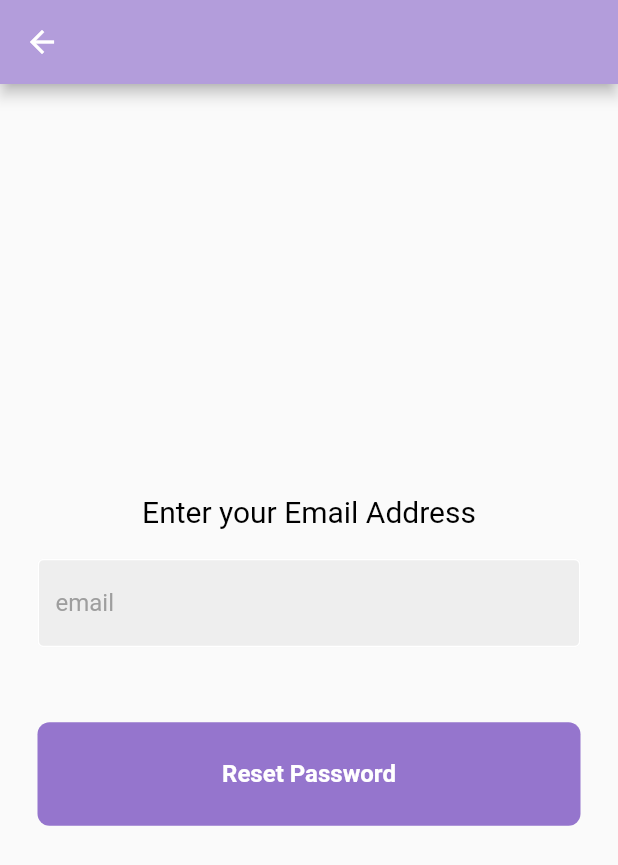
After one commit to sanushcj/BrewApps-Task, a Flutter app: the screen it shows after launch, after a tap on "Forgot Password?", on a phone screen of 412 x 824 dp. The commit adds this screen. Shown: the top 865 px of the screen. Run offline on Flutter 3.47's test engine with Material 2 defaults, Android fonts, the phone set to English and light mode, and no system bars; our stand-ins replace firebase_auth, firebase_core, get; accounts and stored records are empty.

Commit message:
task completed Sucessfully

```diff
--- /dev/null
+++ b/lib/controller/authentication/forgotpass/forgotpasswordcontroller.dart
@@ -0,0 +1,24 @@
+import 'package:brewapp_task/view/login/loginscreen.dart';
+import 'package:firebase_auth/firebase_auth.dart';
+import 'package:flutter/widgets.dart';
+import 'package:get/get.dart';
+
+class ForgotPasswordController extends GetxController {
+
+  final _auth = FirebaseAuth.instance;
+  TextEditingController forgotpassController = TextEditingController();
+
+  resetUserPassword({required String email}) async {
+    try {
+      _auth.sendPasswordResetEmail(email: email);
+      Get.snackbar(
+          'Password Reset mail send Sucessfully', 'Please Check your Mail');
+      forgotpassController.dispose();
+      Get.offAll(() => LoginScreen());
+    } on FirebaseAuthException catch (e) {
+      Get.snackbar('Please check your mail', '$e',
+          duration: const Duration(seconds: 3));
+      forgotpassController.dispose();
+    }
+  }
+}
--- a/lib/controller/authentication/signup/signupcontroller.dart
+++ b/lib/controller/authentication/signup/signupcontroller.dart
@@ -16,5 +16,10 @@ class SignUpController extends GetxController {
 
   void registerUser({required String email, required String pass}) {
     AuthenticationRepo.instance.createUserWithEmailAndPassword(email, pass);
+    signupUsernameController.clear();
+    signupConfirmPasswordController.clear();
+    signupPasswordController.clear();
+    signupEmailController.clear();
+
   }
 }
--- a/lib/controller/home/homescreen.dart
+++ b/lib/controller/home/homescreen.dart
@@ -1,4 +1,5 @@
 import 'dart:convert';
+import 'package:brewapp_task/controller/home/api_endpoints.dart';
 import 'package:http/http.dart' as http;
 import 'package:brewapp_task/model/allphotos.dart';
 import 'package:get/get.dart';
@@ -16,7 +17,7 @@ class AllPhotosController extends GetxController {
 
   getphotos() async {
     var allPhotos =
-        'https://api.unsplash.com/photos?per_page=30&client_id=CcpTYnSLHfdXQoyEx58HrRs_-lHX1LZ4XkCSEzGzDSs';
+        'https://api.unsplash.com/photos?per_page=35&client_id=$apiendpoint';
     var imgReady = await http.get(Uri.parse(allPhotos));
     try {
       if (imgReady.statusCode == 200) {
--- a/lib/core/const/constants.dart
+++ b/lib/core/const/constants.dart
@@ -25,7 +25,7 @@ const SizedBox rrheight15 = SizedBox(
   height: 15,
 );
 const SizedBox rrheight20 = SizedBox(
-  width: 20,
+  height: 20,
 );
 
 const SizedBox rrheight50 = SizedBox(
--- /dev/null
+++ b/lib/view/forgotpass/forgotpass.dart
@@ -0,0 +1,62 @@
+import 'package:brewapp_task/controller/authentication/forgotpass/forgotpasswordcontroller.dart';
+import 'package:brewapp_task/core/colors/colors.dart';
+import 'package:brewapp_task/core/const/constants.dart';
+import 'package:flutter/material.dart';
+import 'package:get/get.dart';
+
+import '../widgets/mytextfield.dart';
+import '../widgets/signinbutton.dart';
+
+class ForgotPasswordPage extends StatelessWidget {
+  ForgotPasswordPage({super.key});
+  ForgotPasswordController _controller = Get.put(ForgotPasswordController());
+  final _myformkey = GlobalKey<FormState>();
+
+  @override
+  Widget build(BuildContext context) {
+    return Scaffold(
+      backgroundColor: Colors.deepPurple[250],
+      appBar: AppBar(
+        backgroundColor: Colors.deepPurple[200],
+      ),
+      body: Column(
+        mainAxisAlignment: MainAxisAlignment.center,
+        children: [
+          const Text('Enter your Email Address',
+              style: TextStyle(color: premiumBlack, fontSize: 20)),
+          rrheight20,
+          Form(key: _myformkey,
+            child: MyTextField(
+              validator: (value) {
+                if (value!.isEmpty) {
+                  return 'please Enter your Email';
+                }
+                if (!RegExp(
+                        r"^[a-zA-Z0-9.a-zA-Z0-9.!#$%&'*+-/=?^_`{|}~]+@[a-zA-Z0-9]+\.[a-zA-Z]+")
+                    .hasMatch(value)) {
+                  return 'please enter valid email';
+                }
+                return null;
+              },
+              controller: _controller.forgotpassController,
+              hintText: 'email',
+              obscureText: false,
+            ),
+          ),
+          rrheight50,
+          SignInButton(
+            onTap: () {
+              if (_myformkey.currentState!.validate()) {
+                _controller.resetUserPassword(
+                  email: _controller.forgotpassController.text.trim(),
+                );
+              }
+            },
+            colorbutton: const Color.fromARGB(255, 149, 117, 205),
+            title: 'Reset Password',
+          )
+        ],
+      ),
+    );
+  }
+}
--- a/lib/view/login/loginscreen.dart
+++ b/lib/view/login/loginscreen.dart
@@ -4,6 +4,7 @@ import 'package:brewapp_task/core/const/constants.dart';
 import 'package:brewapp_task/view/signup/signup.dart';
 import 'package:flutter/material.dart';
 import 'package:get/get.dart';
+import '../forgotpass/forgotpass.dart';
 import '../widgets/mytextfield.dart';
 import '../widgets/signinbutton.dart';
 
@@ -24,13 +25,15 @@ class LoginScreen extends StatelessWidget {
               mainAxisAlignment: MainAxisAlignment.center,
               children: [
                 rrheight50,
-                SizedBox(
+                const SizedBox(
                     height: 100,
                     width: 200,
-                    child: Image.asset(
-                      'assets/imgs/cropped-Logo1-156x80.png',
-                      fit: BoxFit.fill,
-                    )),
+                    child: Icon(Icons.military_tech,size: 100,),
+                    // child: Image.asset(
+                    //   'assets/imgs/cropped-Logo1-156x80.png',
+                    //   fit: BoxFit.fill,
+                    // )
+                    ),
                 rrheight50,
                 Text(
                   'Welcome back 🤩  ',
@@ -57,7 +60,7 @@ class LoginScreen extends StatelessWidget {
                           return null;
                         },
                         controller: _controller.loginusernameController,
-                        hintText: 'Username',
+                        hintText: 'email',
                         obscureText: false,
                       ),
                       const SizedBox(height: 10),
@@ -84,15 +87,19 @@ class LoginScreen extends StatelessWidget {
                   child: Row(
                     mainAxisAlignment: MainAxisAlignment.end,
                     children: [
-                      Text(
-                        'Forgot Password?',
-                        style: TextStyle(color: Colors.grey[600]),
+                      GestureDetector(
+                  onTap: () => Get.to(()=>  ForgotPasswordPage()),
+                        child: Text(
+                          'Forgot Password?',
+                          style: TextStyle(color: Colors.blue[600]),
+                        ),
                       ),
                     ],
                   ),
                 ),
                 const SizedBox(height: 25),
-                SignInButton(onTap: () {
+                SignInButton(colorbutton: const Color.fromARGB(255, 149, 117, 205),title: 'Log In',
+                  onTap: () {
                   if (_formkey.currentState!.validate()) {
                     _controller.signInuser(
                         email: _controller.loginusernameController.text.trim(),
--- a/lib/view/signup/signup.dart
+++ b/lib/view/signup/signup.dart
@@ -108,7 +108,7 @@ class RegisterNow extends StatelessWidget {
                 rrheight10,
                 rrheight10,
                 const SizedBox(height: 25),
-                SignInButton(
+                SignInButton(colorbutton: Color.fromARGB(255, 149, 117, 205),title: 'Sign Up',
                   onTap: () {
                     if (_formKey.currentState!.validate()) {
                       controller.registerUser(
--- a/lib/view/widgets/signinbutton.dart
+++ b/lib/view/widgets/signinbutton.dart
@@ -2,8 +2,9 @@ import 'package:flutter/material.dart';
 class SignInButton extends StatelessWidget {
   final Function() onTap;
 
-  const SignInButton({super.key, required this.onTap});
-
+  const SignInButton({super.key, required this.onTap, required this.colorbutton, required this.title});
+final Color colorbutton;
+final String title;
   @override
   Widget build(BuildContext context) {
     return GestureDetector(
@@ -12,13 +13,13 @@ class SignInButton extends StatelessWidget {
         padding: const EdgeInsets.all(25),
         margin: const EdgeInsets.symmetric(horizontal: 25),
         decoration: BoxDecoration(
-          color: Colors.black,
+          color: colorbutton,
           borderRadius: BorderRadius.circular(8),
         ),
-        child: const Center(
+        child:  Center(
           child: Text(
-            "Sign In",
-            style: TextStyle(
+            title,
+            style: const TextStyle(
               color: Colors.white,
               fontWeight: FontWeight.bold,
               fontSize: 16,
```
Also changed, not shown: lib/controller/search/searchscreencontroller.dart (+15 -14 lines), lib/view/home/myhome.dart (+34 -17 lines), lib/view/logout/logout.dart (added, +111 -0 lines), lib/view/search/searchdelegate.dart (+137 -16 lines), 2 other files.
